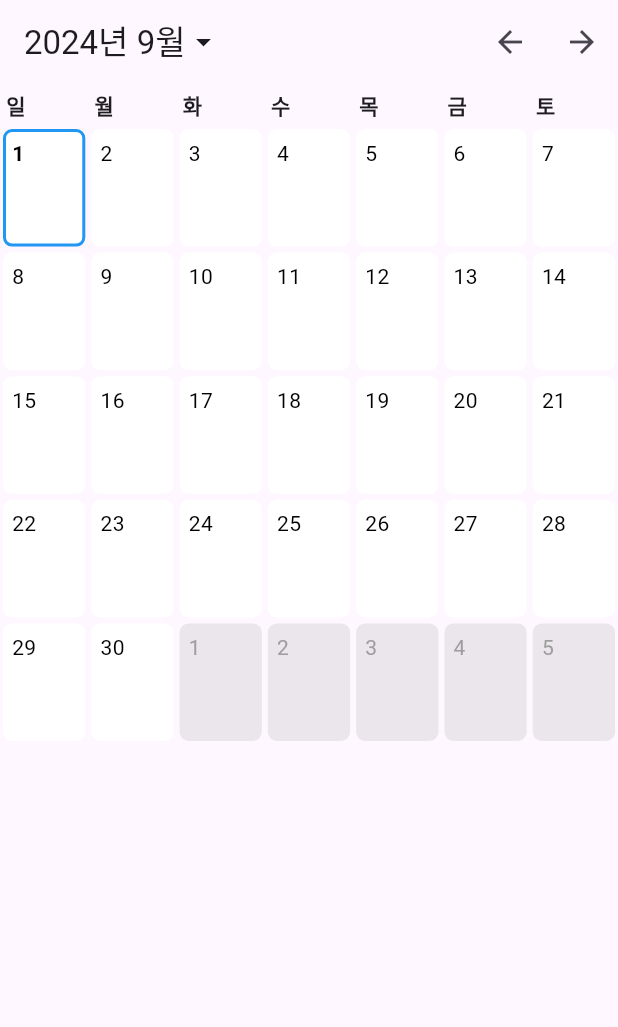
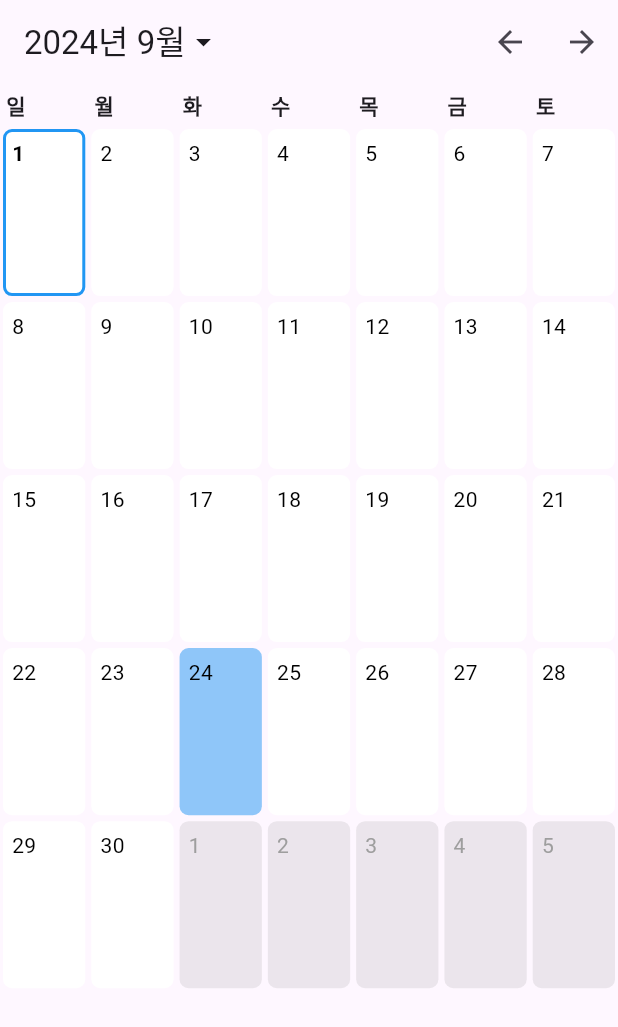
Before and after one commit to sohee120/flutter-calendar, a Flutter app: the screen it shows after launch, after a tap on the "arrow back" icon, after a tap on the "arrow forward" icon, on a phone screen of 412 x 824 dp. Shown: the top 1027 px of the screen. Run offline on Flutter 3.47's test engine with Material 3 defaults, Android fonts, the phone set to English and light mode, and no system bars.

Commit message:
feat: 일정 추가 기능, fix: 현재 날짜가 표시되지 않는 문제 해결

```diff
--- a/calendar/lib/screens/calendar_screen.dart
+++ b/calendar/lib/screens/calendar_screen.dart
@@ -1,5 +1,6 @@
 import 'package:flutter/material.dart';
 import '../controllers/calendar_controller.dart';
+import '../controllers/schedule_controller.dart';
 
 class CalendarScreen extends StatefulWidget {
   @override
@@ -7,41 +8,152 @@ class CalendarScreen extends StatefulWidget {
 }
 
 class _CalendarScreenState extends State<CalendarScreen> {
-  final CalendarController _controller = CalendarController();
+  final CalendarController _calendarController = CalendarController();
+  final ScheduleController _scheduleController = ScheduleController();
 
   @override
   void initState() {
     super.initState();
-    _controller.initialize();
+    _calendarController.initialize();
+  }
+
+  void showScheduleDialog(DateTime date) {
+    showDialog(
+        context: context,
+        builder: (BuildContext context) {
+          return AlertDialog(
+            shape: RoundedRectangleBorder(
+                borderRadius: BorderRadius.circular(10.0)),
+            title: Column(
+              children: <Widget>[Text('${date.month}월 ${date.day}일')],
+            ),
+            content: Column(
+              mainAxisAlignment: MainAxisAlignment.start,
+              mainAxisSize: MainAxisSize.min,
+              children: <Widget>[
+                if (_scheduleController.schedules[date]?.contents.isNotEmpty ??
+                    false)
+                  ..._scheduleController.schedules[date]!.contents
+                      .map((item) => Text(item))
+                      .toList()
+                else
+                  Text("일정이 없습니다."),
+                SizedBox(height: 20),
+                Row(
+                  children: [
+                    ElevatedButton(
+                        onPressed: () {
+                          showAddScheduleModal(date);
+                        },
+                        child: _scheduleController
+                                    .schedules[date]?.contents.isEmpty ==
+                                true
+                            ? Text('일정 등록')
+                            : Text('일정 추가')),
+                    //
+                    SizedBox(width: 30),
+                    ElevatedButton(
+                        onPressed: () {
+                          Navigator.pop(context);
+                        },
+                        child: Text('확인')),
+                  ],
+                ),
+              ],
+            ),
+          );
+        });
+  }
+
+  void showAddScheduleModal(DateTime date) {
+    TextEditingController _textController = TextEditingController();
+
+    showModalBottomSheet(
+      context: context,
+      isScrollControlled: true,
+      builder: (context) {
+        return Container(
+          height: 450,
+          padding: EdgeInsets.all(16), // 적절한 패딩 추가
+          child: Column(
+            children: <Widget>[
+              Text(
+                "${date.year}-${date.month}-${date.day} 일정 추가",
+                style: TextStyle(
+                  fontWeight: FontWeight.bold,
+                  fontSize: 16,
+                ),
+              ),
+              SizedBox(height: 10), // 텍스트 필드와 버튼 사이의 공간
+              TextField(
+                controller: _textController,
+                decoration: InputDecoration(
+                  labelText: "일정 내용",
+                  hintText: "일정 내용을 입력하세요",
+                  border: OutlineInputBorder(),
+                ),
+                autofocus: true,
+              ),
+              SizedBox(height: 20),
+              Row(
+                mainAxisAlignment: MainAxisAlignment.end,
+                children: <Widget>[
+                  TextButton(
+                    onPressed: () {
+                      Navigator.pop(context); // 닫기 버튼
+                    },
+                    child: Text("취소"),
+                  ),
+                  SizedBox(width: 10),
+                  TextButton(
+                    onPressed: () {
+                      if (_textController.text.isNotEmpty) {
+                        setState(() {
+                          _scheduleController.addSchedule(
+                              date, _textController.text);
+                        });
+                        Navigator.pop(context); // 저장 후 닫기
+                        Navigator.pop(context); // 다이얼로그 닫기
+                      }
+                    },
+                    child: Text("저장"),
+                  ),
+                ],
+              )
+            ],
+          ),
+        );
+      },
+    );
   }
 
   @override
   Widget build(BuildContext context) {
-    // 화면의 높이를 구합니다.
+    // 화면의 높이
     double height = MediaQuery.of(context).size.height;
-    // 화면의 너비를 구합니다.
+    // 화면의 너비
     double width = MediaQuery.of(context).size.width;
 
     return Scaffold(
       appBar: AppBar(
         title: GestureDetector(
             onTap: () async {
-              await _controller.pickDate(context); // 날짜 선택 기능은 컨트롤러에서 처리
+              await _calendarController.pickDate(context); // 날짜 선택 기능은 컨트롤러에서 처리
               setState(() {});
             },
             child: Row(
               children: [
-                Text("${_controller.selectedDate.year}년 ${_controller.getMonthName()}월"),
+                Text(
+                    "${_calendarController.selectedDate.year}년 ${_calendarController.getMonthName()}월"),
                 Icon(Icons.arrow_drop_down)
               ],
-            )
-        ),
+            )),
         actions: [
           IconButton(
             icon: Icon(Icons.arrow_back),
             onPressed: () {
               setState(() {
-                _controller.goToPreviousMonth();
+                _calendarController.goToPreviousMonth();
               });
             },
           ),
@@ -49,7 +161,7 @@ class _CalendarScreenState extends State<CalendarScreen> {
             icon: Icon(Icons.arrow_forward),
             onPressed: () {
               setState(() {
-                _controller.goToNextMonth();
+                _calendarController.goToNextMonth();
               });
             },
           ),
@@ -66,8 +178,8 @@ class _CalendarScreenState extends State<CalendarScreen> {
                   alignment: Alignment.topLeft, // 좌측 상단으로 정렬
                   child: Padding(
                     padding: EdgeInsets.all(4.0),
-                    child: Text(day, style: TextStyle(fontWeight: FontWeight.bold)
-                    ),
+                    child: Text(day,
+                        style: TextStyle(fontWeight: FontWeight.bold)),
                   ),
                 ),
               );
@@ -77,47 +189,82 @@ class _CalendarScreenState extends State<CalendarScreen> {
           Expanded(
             child: GridView.builder(
               padding: EdgeInsets.zero, // 패딩을 0으로 설정하여 여백 제거
-              itemCount: _controller.daysInMonth.length,
+              itemCount: _calendarController.daysInMonth.length,
               gridDelegate: SliverGridDelegateWithFixedCrossAxisCount(
                 crossAxisCount: 7,
-                childAspectRatio: (width / 7) / (height * 0.1), // 화면 크기에 맞는 비율로 동적으로 조정
+                childAspectRatio:
+                    (width / 7) / (height*0.7/5),
               ),
               itemBuilder: (context, index) {
-                final day = _controller.daysInMonth[index];
-                bool isCurrentMonth = day.month == _controller.selectedDate.month;
+                final day = _calendarController.daysInMonth[index];
+                bool isCurrentMonth =
+                    day.month == _calendarController.selectedDate.month;
 
                 return GestureDetector(
                   onTap: () {
                     setState(() {
-                      _controller.setSelectedDate(day);
+                      _calendarController.setSelectedDate(day);
+                      showScheduleDialog(day);
                     });
                   },
                   child: Container(
                     margin: EdgeInsets.all(2.0), // 마진을 최소화하여 화면을 더 채우도록 함
                     decoration: BoxDecoration(
-                      color: day == DateTime.now()
+                      color: day.year == DateTime.now().year &&
+                          day.month == DateTime.now().month &&
+                          day.day == DateTime.now().day
                           ? Colors.blue.withOpacity(0.5)
                           : isCurrentMonth
                               ? Colors.white
                               : Colors.grey.withOpacity(0.2),
                       borderRadius: BorderRadius.circular(6.0),
                       border: Border.all(
-                        color: day == _controller.selectedDate ? Colors.blue : Colors.transparent,
+                        color: day == _calendarController.selectedDate
+                            ? Colors.blue
+                            : Colors.transparent,
                         width: 2.0,
                       ),
                     ),
-                    child: Align(
+                    child: Column(
+                      children: [
+                        Align(
                           alignment: Alignment.topLeft, // 좌측 상단으로 정렬
                           child: Padding(
                             padding: EdgeInsets.all(4.0), // 좌측 상단에 여유 공간 추가
                             child: Text(
                               '${day.day}',
                               style: TextStyle(
-                            color: isCurrentMonth ? Colors.black : Colors.grey,
-                            fontWeight: day == _controller.selectedDate ? FontWeight.bold : FontWeight.normal,
+                                color:
+                                    isCurrentMonth ? Colors.black : Colors.grey,
+                                fontWeight: day == _calendarController.selectedDate
+                                    ? FontWeight.bold
+                                    : FontWeight.normal,
                               ),
                             ),
                           ),
+                        ),
+                        Align(
+                          alignment: Alignment.topLeft, // 좌측 상단으로 정렬
+                          child: Padding(
+                            padding: EdgeInsets.all(2.0), // 좌측 상단에 여유 공간 추가
+                            child: Column(
+                              children: <Widget>[
+                                if (_scheduleController
+                                        .schedules[day]?.contents.isNotEmpty ??
+                                    false)
+                                  ..._scheduleController
+                                      .schedules[day]!.contents
+                                      .map((item) => Text(
+                                            item,
+                                            maxLines: 1,
+                                            overflow: TextOverflow.ellipsis,
+                                          ))
+                                      .toList(),
+                              ],
+                            ),
+                          ),
+                        ),
+                      ],
                     ),
                   ),
                 );
```
Lines whose indentation alone changed are shown as unchanged.
